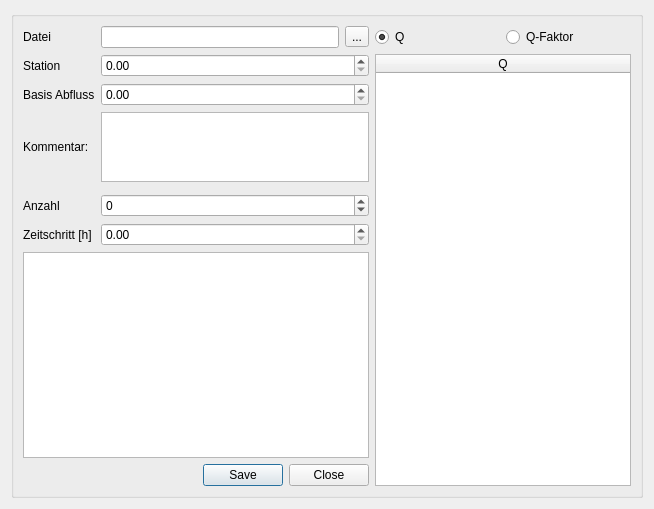
This is ui/inflowdat.ui in sharon92/Hydret1D-GUI as Qt 5 draws it before an edit. The edited form follows.
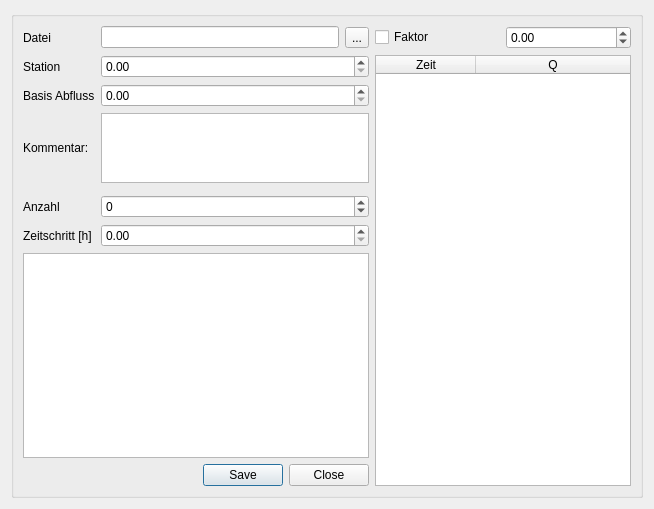
This is the edited form. Custom widgets are drawn as their Qt base class.

The edit to the form file:
```diff
--- a/ui/inflowdat.ui
+++ b/ui/inflowdat.ui
@@ -35,6 +35,11 @@
         <attribute name="horizontalHeaderStretchLastSection">
          <bool>true</bool>
         </attribute>
+        <column>
+         <property name="text">
+          <string>Zeit</string>
+         </property>
+        </column>
         <column>
          <property name="text">
           <string>Q</string>
@@ -63,19 +68,6 @@
         </property>
        </widget>
       </item>
-      <item row="0" column="5">
-       <widget class="QRadioButton" name="qori">
-        <property name="text">
-         <string>Q</string>
-        </property>
-        <property name="checked">
-         <bool>true</bool>
-        </property>
-        <attribute name="buttonGroup">
-         <string notr="true">qchoose</string>
-        </attribute>
-       </widget>
-      </item>
       <item row="1" column="1" colspan="2">
        <widget class="QDoubleSpinBox" name="einstat">
         <property name="maximum">
@@ -153,19 +145,6 @@
         </property>
        </widget>
       </item>
-      <item row="0" column="6">
-       <widget class="QRadioButton" name="qfak">
-        <property name="text">
-         <string>Q-Faktor</string>
-        </property>
-        <property name="checked">
-         <bool>false</bool>
-        </property>
-        <attribute name="buttonGroup">
-         <string notr="true">qchoose</string>
-        </attribute>
-       </widget>
-      </item>
       <item row="5" column="0">
        <widget class="QLabel" name="label_5">
         <property name="text">
@@ -183,6 +162,26 @@
       <item row="7" column="0" rowspan="2" colspan="3">
        <widget class="PlotWidget" name="graphicsView"/>
       </item>
+      <item row="0" column="5">
+       <widget class="QCheckBox" name="qfak">
+        <property name="text">
+         <string>Faktor</string>
+        </property>
+        <property name="checked">
+         <bool>false</bool>
+        </property>
+       </widget>
+      </item>
+      <item row="0" column="6">
+       <widget class="QDoubleSpinBox" name="fakval">
+        <property name="minimum">
+         <double>-9999.000000000000000</double>
+        </property>
+        <property name="maximum">
+         <double>9999.000000000000000</double>
+        </property>
+       </widget>
+      </item>
      </layout>
     </widget>
    </item>
```
